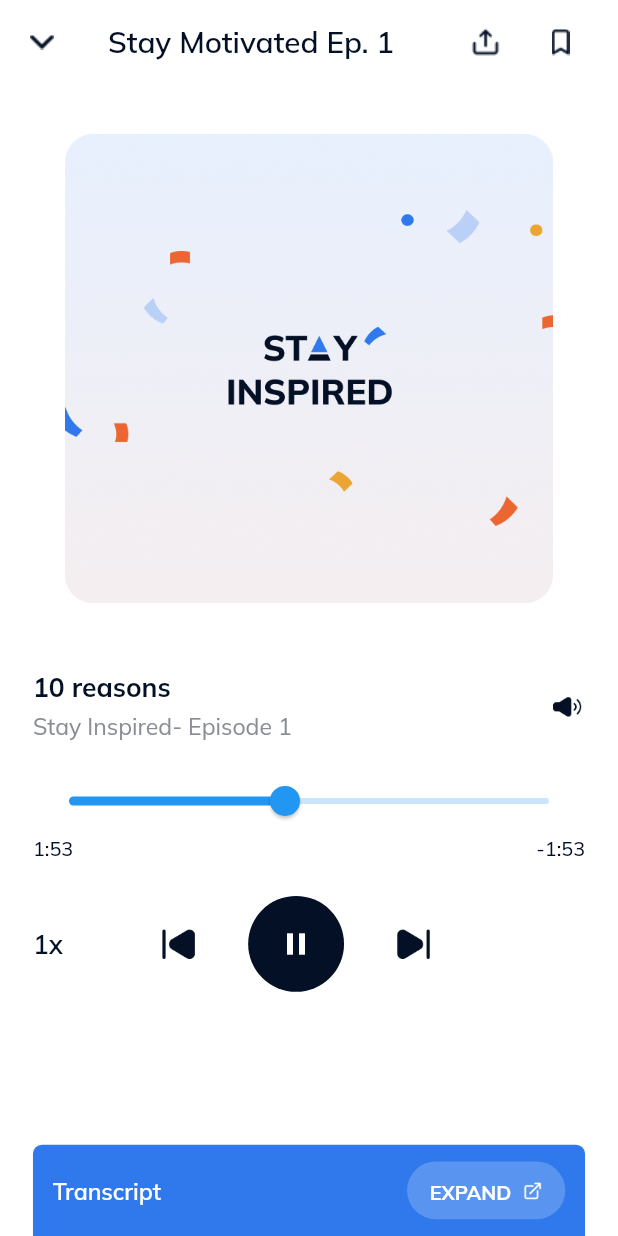
After one commit to gboliknow/Faramove_test, a Flutter app: the screen it shows after launch, after a tap on "Virtual assistant", on a phone screen of 412 x 824 dp. The commit adds this screen. Run offline on Flutter 3.47's test engine with Material 2 defaults, Android fonts, the phone set to English and light mode, and no system bars; our stand-ins replace flutter_screenutil, google_fonts, hexcolor.

Commit message:
finalize music page

```diff
--- a/lib/components/constants/app_images.dart
+++ b/lib/components/constants/app_images.dart
@@ -25,4 +25,12 @@ class AppImages {
   static String image3 = 'assets/images/image3.png';
   static String image2 = 'assets/images/image2.png';
   static String image4 = 'assets/images/image4.png';
+  static String share = 'assets/images/share.png';
+  static String bookmark = 'assets/images/bookmark.png';
+  static String dropdown = 'assets/images/dropdown.png';
+  static String link = 'assets/images/link.png';
+  static String speaker = 'assets/images/Speaker.png';
+  static String backward = 'assets/images/backward.png';
+  static String foward = 'assets/images/foward.png';
+  static String st = 'assets/images/st.png';
 }
--- a/lib/components/widget/primarycard.dart
+++ b/lib/components/widget/primarycard.dart
@@ -6,16 +6,19 @@ class PrimaryCard extends StatelessWidget {
     required this.image,
     required this.text,
     required this.subtext,
-    required this.color, required this.subtextColor,
+    required this.color, required this.subtextColor, this.onTap,
   });
   final String image;
   final String text;
   final String subtext;
   final Color color;
    final Color subtextColor;
+   final void Function()? onTap;
   @override
   Widget build(BuildContext context) {
-    return Container(
+    return GestureDetector(
+      onTap: onTap,
+      child: Container(
         decoration:
             BoxDecoration(borderRadius: BorderRadius.circular(6.r), color: color),
         padding: EdgeInsets.symmetric(vertical: 24.h, horizontal: 16.w),
@@ -53,6 +56,7 @@ class PrimaryCard extends StatelessWidget {
             )
           ],
         ),
+      ),
     );
   }
 }
--- a/lib/screens/home_page.dart
+++ b/lib/screens/home_page.dart
@@ -2,6 +2,7 @@ import 'package:faramove_test/components/constants/app_images.dart';
 import 'package:faramove_test/components/widget/apptext.dart';
 import 'package:faramove_test/components/widget/primarycard.dart';
 import 'package:faramove_test/components/widget/secondaryhomecard.dart';
+import 'package:faramove_test/screens/musicplayer_page.dart';
 import 'package:faramove_test/theme/app_colors.dart';
 import 'package:flutter/material.dart';
 import 'package:flutter_screenutil/flutter_screenutil.dart';
@@ -33,16 +34,16 @@ class HomePage extends StatelessWidget {
         actions: <Widget>[
           Image.asset(
             AppImages.chatOutline,
-            height: 32.r,
-            width: 32.r,
+            height: 22.r,
+            width: 22.r,
           ),
           SizedBox(
             width: 16.w,
           ),
           Image.asset(
             AppImages.notification,
-            height: 32.r,
-            width: 32.r,
+            height: 22.r,
+            width: 22.r,
           ),
           SizedBox(
             width: 20.w,
@@ -137,6 +138,13 @@ class HomePage extends StatelessWidget {
               color: AppColors.purple,
               image: AppImages.headset,
               subtextColor: AppColors.lightPurple,
+              onTap: () {
+                Navigator.push(
+                  context,
+                  MaterialPageRoute(
+                      builder: (context) => const MusicPlayerPage()),
+                );
+              },
             ),
             SizedBox(
               height: 20.h,
--- /dev/null
+++ b/lib/screens/musicplayer_page.dart
@@ -0,0 +1,238 @@
+import 'package:faramove_test/components/components.dart';
+
+class MusicPlayerPage extends StatelessWidget {
+  const MusicPlayerPage({super.key});
+
+  @override
+  Widget build(BuildContext context) {
+    return Scaffold(
+      backgroundColor: AppColors.white,
+      appBar: AppBar(
+        backgroundColor: AppColors.white,
+        elevation: 0,
+        leading: Padding(
+          padding: const EdgeInsets.all(8.0),
+          child: GestureDetector(
+            onTap: () {
+              Navigator.pop(context);
+            },
+            child: Image.asset(
+              AppImages.dropdown,
+              height: 22.r,
+              width: 22.r,
+            ),
+          ),
+        ),
+        title: AppText(
+          fontSize: 18.sp,
+          text: 'Stay Motivated Ep. 1',
+          fontWeight: FontWeight.w600,
+          color: AppColors.wellnessBlack,
+        ),
+        actions: <Widget>[
+          Image.asset(
+            AppImages.share,
+            height: 32.r,
+            width: 32.r,
+          ),
+          SizedBox(
+            width: 16.w,
+          ),
+          Image.asset(
+            AppImages.bookmark,
+            height: 32.r,
+            width: 32.r,
+          ),
+          SizedBox(
+            width: 20.w,
+          ),
+        ],
+      ),
+      body: Stack(
+        children: [
+          SingleChildScrollView(
+            padding: EdgeInsets.symmetric(horizontal: 20.w),
+            child: Column(
+              children: <Widget>[
+                SizedBox(
+                  height: 20.h,
+                ),
+                Image.asset(
+                  AppImages.st,
+                  height: 334.r,
+                  width: 321.r,
+                ),
+                SizedBox(
+                  height: 32.h,
+                ),
+                Row(
+                  children: <Widget>[
+                    Expanded(
+                      child: Column(
+                        crossAxisAlignment: CrossAxisAlignment.start,
+                        children: <Widget>[
+                          AppText(
+                            fontSize: 16.sp,
+                            height: 19 / 16,
+                            text: '10 reasons ',
+                            fontWeight: FontWeight.w700,
+                            color: AppColors.wellnessBlack,
+                          ),
+                          SizedBox(
+                            height: 3.h,
+                          ),
+                          AppText(
+                            fontSize: 14.sp,
+                            height: 21 / 14,
+                            text: 'Stay Inspired- Episode 1 ',
+                            fontWeight: FontWeight.w400,
+                            color: AppColors.grey,
+                          ),
+                        ],
+                      ),
+                    ),
+                    Image.asset(
+                      AppImages.speaker,
+                      height: 24.r,
+                      width: 24.r,
+                    ),
+                  ],
+                ),
+                SizedBox(
+                  height: 15.h,
+                ),
+                Slider(
+                  value: 0.45,
+                  onChanged: (v) {},
+                ),
+                Row(
+                    mainAxisAlignment: MainAxisAlignment.spaceBetween,
+                    children: [
+                      AppText(
+                        fontSize: 12.sp,
+                        text: '1:53',
+                        fontWeight: FontWeight.w500,
+                        color: AppColors.wellnessBlack,
+                      ),
+                      AppText(
+                        fontSize: 12.sp,
+                        text: '-1:53',
+                        fontWeight: FontWeight.w500,
+                        color: AppColors.wellnessBlack,
+                      ),
+                    ]),
+                SizedBox(
+                  height: 22.h,
+                ),
+                Row(
+                  children: [
+                    AppText(
+                      fontSize: 16.sp,
+                      height: 19 / 16,
+                      text: '1x',
+                      fontWeight: FontWeight.w600,
+                      color: AppColors.wellnessBlack,
+                    ),
+                    SizedBox(
+                      width: 60.w,
+                    ),
+                    Image.asset(
+                      AppImages.backward,
+                      height: 23.r,
+                      width: 22.r,
+                    ),
+                    SizedBox(
+                      width: 32.w,
+                    ),
+                    Container(
+                      height: 63.r,
+                      width: 63.r,
+                      decoration: BoxDecoration(
+                        shape: BoxShape.circle,
+                        color: AppColors.wellnessBlack,
+                      ),
+                      child: Icon(
+                        Icons.pause,
+                        color: AppColors.white,
+                      ),
+                    ),
+                    SizedBox(
+                      width: 32.w,
+                    ),
+                    Image.asset(
+                      AppImages.foward,
+                      height: 23.r,
+                      width: 22.r,
+                    ),
+                  ],
+                ),
+              ],
+            ),
+          ),
+          const Align(alignment: Alignment.bottomCenter, child: BottomBar())
+        ],
+      ),
+    );
+  }
+}
+
+class BottomBar extends StatelessWidget {
+  const BottomBar({
+    super.key,
+  });
+
+  @override
+  Widget build(BuildContext context) {
+    return Container(
+      height: 60.h,
+      padding: EdgeInsets.symmetric(horizontal: 12.w, vertical: 11.h),
+      margin: EdgeInsets.symmetric(
+        horizontal: 20.w,
+      ),
+      decoration: BoxDecoration(
+          color: AppColors.primaryBlue,
+          borderRadius: BorderRadius.only(
+              topLeft: Radius.circular(6.r), topRight: Radius.circular(6.r))),
+      child: Row(
+        mainAxisAlignment: MainAxisAlignment.spaceBetween,
+        children: <Widget>[
+          AppText(
+            fontSize: 14.sp,
+            height: 19 / 14,
+            text: 'Transcript',
+            fontWeight: FontWeight.w600,
+            color: AppColors.white,
+          ),
+          Container(
+            width: 96.w,
+            padding: EdgeInsets.symmetric(horizontal: 12.w, vertical: 5.h),
+            decoration: BoxDecoration(
+                color: AppColors.white.withOpacity(0.2),
+                borderRadius: BorderRadius.circular(20.r)),
+            alignment: Alignment.center,
+            child: Row(
+              mainAxisAlignment: MainAxisAlignment.center,
+              children: <Widget>[
+                AppText(
+                  fontSize: 12.sp,
+                  height: 19 / 12,
+                  text: 'EXPAND',
+                  fontWeight: FontWeight.w700,
+                  color: AppColors.white,
+                ),
+                SizedBox(
+                  width: 7.w,
+                ),
+                Image.asset(
+                  AppImages.link,
+                  height: 13.r,
+                  width: 13.r,
+                ),
+              ],
+            ),
+          )
+        ],
+      ),
+    );
+  }
+}
```
Also changed, not shown: assets/images/Speaker.png (added), assets/images/backward.png (added), assets/images/bookmark.png (added), assets/images/dropdown.png (added), assets/images/foward.png (added), assets/images/link.png (added), assets/images/share.png (added), assets/images/st.png (added). Lines whose indentation alone changed are shown as unchanged.
